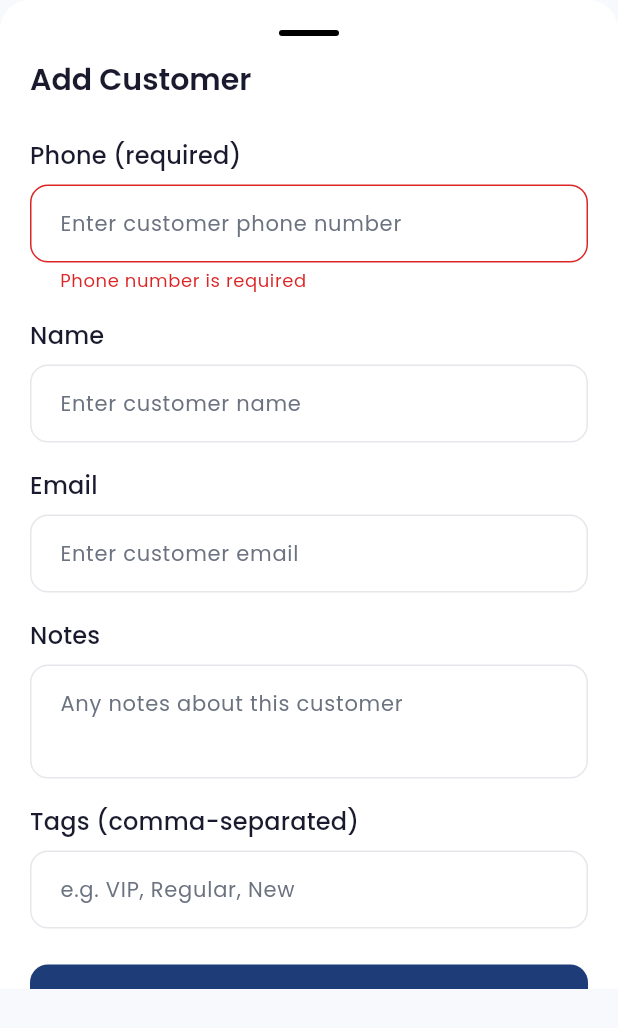
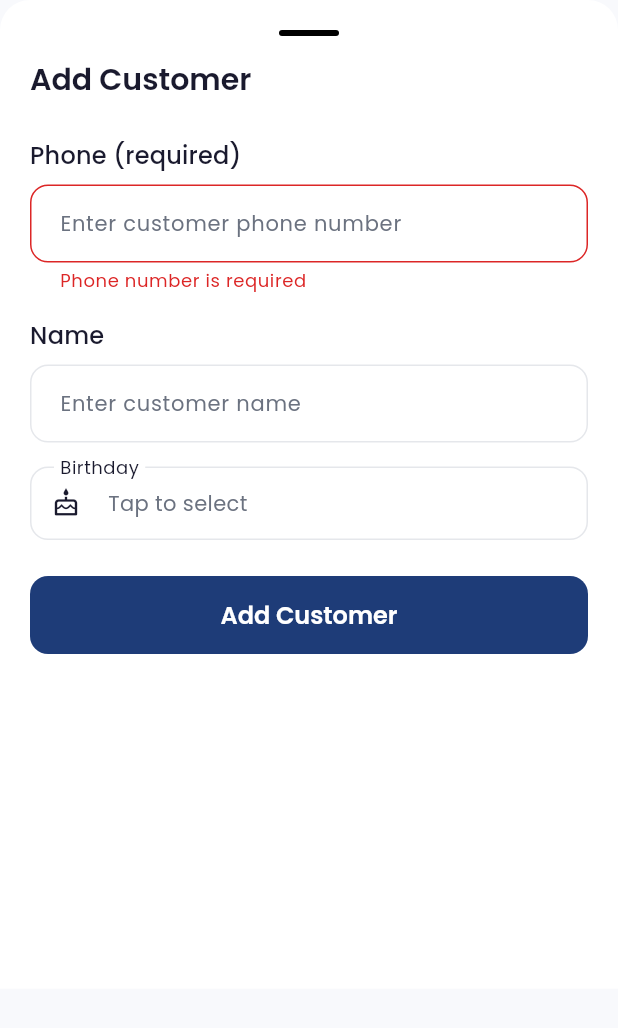
Before and after one commit to optimus-prime-01/promoto-app, a Flutter app: the _AddCustomerSheet widget shown alone on an empty page, opened directly, after a tap on "Add Customer", on a phone screen of 412 x 824 dp. Shown: the top 1028 px of the screen. Run offline on Flutter 3.47's test engine with Material 3 defaults, Android fonts, the phone set to English and light mode, and no system bars; our stand-ins replace cached_network_image, connectivity_plus, dio, firebase_auth, firebase_core, flutter_riverpod and 9 more; missing offline and left inert: razorpay_flutter; accounts and stored records are empty.

Commit message:
feat: simplify customer form - phone, name, birthday only
- Remove email, notes, tags fields from add customer
- Add birthday date picker
- Show birthday in customer list card
- Add duplicate phone number detection with error message

```diff
--- a/lib/providers/customers_provider.dart
+++ b/lib/providers/customers_provider.dart
@@ -104,9 +104,7 @@ class CustomersNotifier extends StateNotifier<CustomersState> {
   Future<bool> addCustomer({
     required String phone,
     String? name,
-    String? email,
-    String? notes,
-    List<String>? tags,
+    String? dateOfBirth,
   }) async {
     final bid = _businessId;
     if (bid == null) return false;
@@ -114,9 +112,7 @@ class CustomersNotifier extends StateNotifier<CustomersState> {
     try {
       final body = <String, dynamic>{'phone': phone};
       if (name != null && name.isNotEmpty) body['name'] = name;
-      if (email != null && email.isNotEmpty) body['email'] = email;
-      if (notes != null && notes.isNotEmpty) body['notes'] = notes;
-      if (tags != null && tags.isNotEmpty) body['tags'] = tags;
+      if (dateOfBirth != null) body['dateOfBirth'] = dateOfBirth;
 
       await _apiService.post('/businesses/$bid/customers', data: body);
       await fetchCustomers();
--- a/lib/screens/customers/customers_screen.dart
+++ b/lib/screens/customers/customers_screen.dart
@@ -231,29 +231,22 @@ class _CustomerCard extends StatelessWidget {
               customer.phone,
               style: const TextStyle(fontSize: 13),
             ),
-            if (customer.tags.isNotEmpty) ...[
-              const SizedBox(height: 4),
-              Wrap(
-                spacing: 4,
-                children: customer.tags
-                    .take(3)
-                    .map((tag) => Container(
-                          padding: const EdgeInsets.symmetric(
-                              horizontal: 6, vertical: 2),
-                          decoration: BoxDecoration(
-                            color: AppColors.orange.withValues(alpha: 0.1),
-                            borderRadius: BorderRadius.circular(4),
-                          ),
-                          child: Text(
-                            tag,
+            if (customer.dateOfBirth != null) ...[
+              const SizedBox(height: 2),
+              Row(
+                children: [
+                  Icon(Icons.cake_outlined,
+                      size: 12,
+                      color: AppColors.orange),
+                  const SizedBox(width: 4),
+                  Text(
+                    '${customer.dateOfBirth!.day}/${customer.dateOfBirth!.month}/${customer.dateOfBirth!.year}',
                     style: const TextStyle(
-                              fontSize: 10,
+                      fontSize: 11,
                       color: AppColors.orange,
-                              fontWeight: FontWeight.w500,
                     ),
                   ),
-                        ))
-                    .toList(),
+                ],
               ),
             ],
           ],
@@ -276,18 +269,14 @@ class _AddCustomerSheetState extends ConsumerState<_AddCustomerSheet> {
   final _formKey = GlobalKey<FormState>();
   final _phoneController = TextEditingController();
   final _nameController = TextEditingController();
-  final _emailController = TextEditingController();
-  final _notesController = TextEditingController();
-  final _tagsController = TextEditingController();
+  DateTime? _selectedBirthday;
   bool _isSaving = false;
+  String? _duplicateError;
 
   @override
   void dispose() {
     _phoneController.dispose();
     _nameController.dispose();
-    _emailController.dispose();
-    _notesController.dispose();
-    _tagsController.dispose();
     super.dispose();
   }
 
@@ -331,6 +320,24 @@ class _AddCustomerSheetState extends ConsumerState<_AddCustomerSheet> {
                     style: Theme.of(context).textTheme.headlineSmall,
                   ),
                   const SizedBox(height: 24),
+                  if (_duplicateError != null) ...[
+                    Container(
+                      width: double.infinity,
+                      padding: const EdgeInsets.all(12),
+                      decoration: BoxDecoration(
+                        color: AppColors.orange.withValues(alpha: 0.1),
+                        borderRadius: BorderRadius.circular(8),
+                      ),
+                      child: Text(
+                        _duplicateError!,
+                        style: const TextStyle(
+                          color: AppColors.orange,
+                          fontSize: 13,
+                        ),
+                      ),
+                    ),
+                    const SizedBox(height: 16),
+                  ],
                   AppTextField(
                     label: 'Phone (required)',
                     hint: 'Enter customer phone number',
@@ -350,24 +357,39 @@ class _AddCustomerSheetState extends ConsumerState<_AddCustomerSheet> {
                     controller: _nameController,
                   ),
                   const SizedBox(height: 16),
-                  AppTextField(
-                    label: 'Email',
-                    hint: 'Enter customer email',
-                    controller: _emailController,
-                    keyboardType: TextInputType.emailAddress,
+                  GestureDetector(
+                    onTap: () async {
+                      final date = await showDatePicker(
+                        context: context,
+                        initialDate: DateTime(2000, 1, 1),
+                        firstDate: DateTime(1950),
+                        lastDate: DateTime.now(),
+                        helpText: 'Select birthday',
+                      );
+                      if (date != null) {
+                        setState(() => _selectedBirthday = date);
+                      }
+                    },
+                    child: InputDecorator(
+                      decoration: InputDecoration(
+                        labelText: 'Birthday',
+                        hintText: 'Select birthday',
+                        prefixIcon: const Icon(Icons.cake_outlined, size: 20),
+                        border: OutlineInputBorder(
+                          borderRadius: BorderRadius.circular(12),
                         ),
-                  const SizedBox(height: 16),
-                  AppTextField(
-                    label: 'Notes',
-                    hint: 'Any notes about this customer',
-                    controller: _notesController,
-                    maxLines: 2,
                       ),
-                  const SizedBox(height: 16),
-                  AppTextField(
-                    label: 'Tags (comma-separated)',
-                    hint: 'e.g. VIP, Regular, New',
-                    controller: _tagsController,
+                      child: Text(
+                        _selectedBirthday != null
+                            ? '${_selectedBirthday!.day}/${_selectedBirthday!.month}/${_selectedBirthday!.year}'
+                            : 'Tap to select',
+                        style: TextStyle(
+                          color: _selectedBirthday != null
+                              ? Theme.of(context).colorScheme.onSurface
+                              : Theme.of(context).textTheme.bodyMedium?.color,
+                        ),
+                      ),
+                    ),
                   ),
                   const SizedBox(height: 24),
                   AppButton(
@@ -389,28 +411,17 @@ class _AddCustomerSheetState extends ConsumerState<_AddCustomerSheet> {
   Future<void> _saveCustomer() async {
     if (!_formKey.currentState!.validate()) return;
 
-    setState(() => _isSaving = true);
-
-    final tags = _tagsController.text.trim().isNotEmpty
-        ? _tagsController.text
-            .split(',')
-            .map((t) => t.trim())
-            .where((t) => t.isNotEmpty)
-            .toList()
-        : null;
+    setState(() {
+      _isSaving = true;
+      _duplicateError = null;
+    });
 
     final success = await ref.read(customersProvider.notifier).addCustomer(
           phone: _phoneController.text.trim(),
           name: _nameController.text.trim().isNotEmpty
               ? _nameController.text.trim()
               : null,
-          email: _emailController.text.trim().isNotEmpty
-              ? _emailController.text.trim()
-              : null,
-          notes: _notesController.text.trim().isNotEmpty
-              ? _notesController.text.trim()
-              : null,
-          tags: tags,
+          dateOfBirth: _selectedBirthday?.toIso8601String(),
         );
 
     if (mounted) {
@@ -421,9 +432,10 @@ class _AddCustomerSheetState extends ConsumerState<_AddCustomerSheet> {
           const SnackBar(content: Text('Customer added successfully')),
         );
       } else {
-        ScaffoldMessenger.of(context).showSnackBar(
-          const SnackBar(content: Text('Failed to add customer')),
-        );
+        setState(() {
+          _duplicateError =
+              'Customer with this phone number already registered';
+        });
       }
     }
   }
```
Lines whose indentation alone changed are shown as unchanged.
